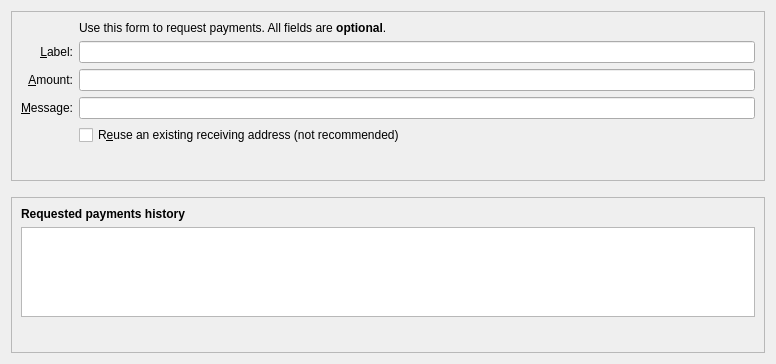
Before: the Qt Designer form src/qt/forms/receivecoinsdialog.ui in IttriumCore/ittrium, drawn with Qt 5.
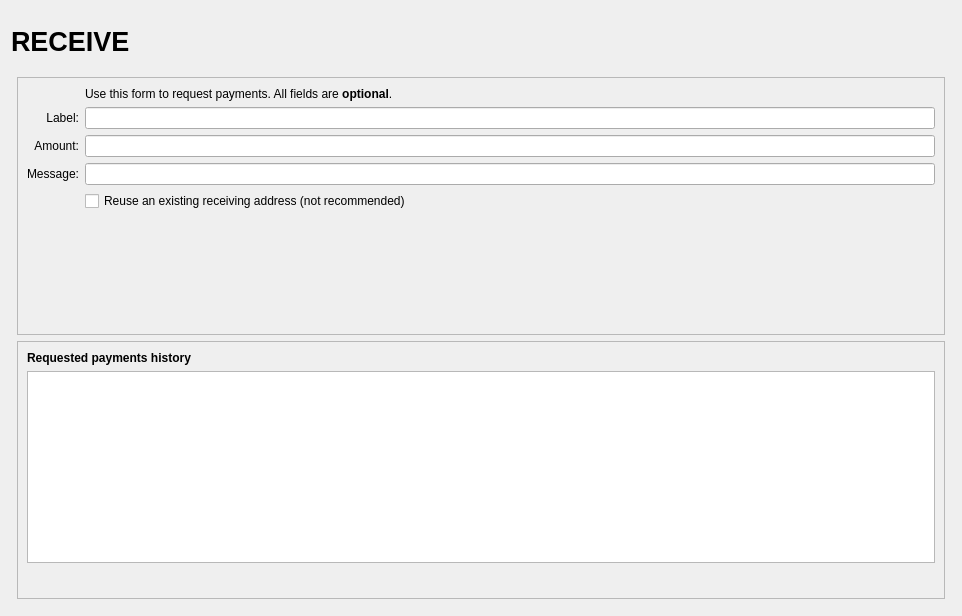
After: the same form once the commit is applied. Icons and pictures are not drawn. Custom widgets are drawn as their Qt base class.

What changed in the file:
```diff
--- a/src/qt/forms/receivecoinsdialog.ui
+++ b/src/qt/forms/receivecoinsdialog.ui
@@ -6,11 +6,119 @@
    <rect>
     <x>0</x>
     <y>0</y>
-    <width>776</width>
-    <height>364</height>
+    <width>962</width>
+    <height>616</height>
    </rect>
   </property>
-  <layout class="QVBoxLayout" name="verticalLayout" stretch="0,0,1">
+  <layout class="QVBoxLayout" name="verticalLayout" stretch="0">
+   <item>
+    <layout class="QVBoxLayout" name="verticalLayout_Master" stretch="0">
+     <property name="spacing">
+      <number>0</number>
+     </property>
+     <item>
+      <widget class="QFrame" name="frame_Header">
+       <layout class="QVBoxLayout" name="verticalLayout_8">
+        <property name="leftMargin">
+         <number>0</number>
+        </property>
+        <property name="topMargin">
+         <number>0</number>
+        </property>
+        <property name="rightMargin">
+         <number>0</number>
+        </property>
+        <property name="bottomMargin">
+         <number>0</number>
+        </property>
+        <item>
+         <layout class="QHBoxLayout" name="horizontalLayout_Header" stretch="1,0,1">
+          <item>
+           <widget class="QLabel" name="labelOverviewHeaderLeft">
+            <property name="minimumSize">
+             <size>
+              <width>464</width>
+              <height>60</height>
+             </size>
+            </property>
+            <property name="maximumSize">
+             <size>
+              <width>16777215</width>
+              <height>60</height>
+             </size>
+            </property>
+            <property name="font">
+             <font>
+              <pointsize>20</pointsize>
+              <weight>75</weight>
+              <bold>true</bold>
+             </font>
+            </property>
+            <property name="text">
+             <string>RECEIVE</string>
+            </property>
+           </widget>
+          </item>
+          <item>
+           <spacer name="horizontalSpacer_3">
+            <property name="orientation">
+             <enum>Qt::Horizontal</enum>
+            </property>
+            <property name="sizeHint" stdset="0">
+             <size>
+              <width>40</width>
+              <height>20</height>
+             </size>
+            </property>
+           </spacer>
+          </item>
+          <item>
+           <widget class="QLabel" name="labelOverviewHeaderRight">
+            <property name="minimumSize">
+             <size>
+              <width>464</width>
+              <height>60</height>
+             </size>
+            </property>
+            <property name="maximumSize">
+             <size>
+              <width>16777215</width>
+              <height>60</height>
+             </size>
+            </property>
+            <property name="font">
+             <font>
+              <pointsize>14</pointsize>
+             </font>
+            </property>
+            <property name="text">
+             <string/>
+            </property>
+            <property name="alignment">
+             <set>Qt::AlignRight|Qt::AlignTrailing|Qt::AlignVCenter</set>
+            </property>
+           </widget>
+          </item>
+         </layout>
+        </item>
+       </layout>
+      </widget>
+     </item>
+     <item>
+      <widget class="QFrame" name="frame_BG">
+       <layout class="QVBoxLayout" name="verticalLayout_5">
+        <property name="leftMargin">
+         <number>6</number>
+        </property>
+        <property name="topMargin">
+         <number>6</number>
+        </property>
+        <property name="rightMargin">
+         <number>6</number>
+        </property>
+        <property name="bottomMargin">
+         <number>6</number>
+        </property>
    <item>
     <widget class="QFrame" name="frame2">
      <property name="sizePolicy">
@@ -34,7 +142,7 @@
            <string>Reuse one of the previously used receiving addresses.&lt;br&gt;Reusing addresses has security and privacy issues.&lt;br&gt;Do not use this unless re-generating a payment request made before.</string>
           </property>
           <property name="text">
-           <string>R&amp;euse an existing receiving address (not recommended)</string>
+                <string>Reuse an existing receiving address (not recommended)</string>
           </property>
          </widget>
         </item>
@@ -51,7 +159,7 @@
            <string>An optional message to attach to the payment request, which will be displayed when the request is opened. Note: The message will not be sent with the payment over the Ittrium network.</string>
           </property>
           <property name="text">
-           <string>&amp;Message:</string>
+                <string>Message:</string>
           </property>
           <property name="alignment">
            <set>Qt::AlignRight|Qt::AlignTrailing|Qt::AlignVCenter</set>
@@ -88,7 +196,7 @@
            <string>An optional label to associate with the new receiving address.</string>
           </property>
           <property name="text">
-           <string>&amp;Label:</string>
+                <string>Label:</string>
           </property>
           <property name="alignment">
            <set>Qt::AlignRight|Qt::AlignTrailing|Qt::AlignVCenter</set>
@@ -104,7 +212,7 @@
            <string>An optional amount to request. Leave this empty or zero to not request a specific amount.</string>
           </property>
           <property name="text">
-           <string>&amp;Amount:</string>
+                <string>Amount:</string>
           </property>
           <property name="alignment">
            <set>Qt::AlignRight|Qt::AlignTrailing|Qt::AlignVCenter</set>
@@ -138,7 +246,7 @@
              </size>
             </property>
             <property name="text" stdset="0">
-             <string>Generate Address</string>
+                  <string>Request payment</string>
             </property>
             <property name="icon" stdset="0">
              <iconset resource="../ittrium.qrc">
@@ -184,30 +292,23 @@
           </item>
          </layout>
         </item>
-        <item row="8" column="0">
-         <widget class="QLabel" name="label_7">
-          <property name="text">
-           <string/>
-          </property>
-         </widget>
-        </item>
-       </layout>
-      </item>
-     </layout>
-    </widget>
-   </item>
-   <item>
-    <spacer name="verticalSpacer_2">
+             <item row="9" column="2">
+              <spacer name="verticalSpacer">
      <property name="orientation">
       <enum>Qt::Vertical</enum>
      </property>
      <property name="sizeHint" stdset="0">
       <size>
        <width>20</width>
-       <height>10</height>
+                 <height>40</height>
       </size>
      </property>
     </spacer>
+             </item>
+            </layout>
+           </item>
+          </layout>
+         </widget>
    </item>
    <item>
     <widget class="QFrame" name="frame">
@@ -346,6 +447,11 @@
       </item>
      </layout>
     </widget>
+        </item>
+       </layout>
+      </widget>
+     </item>
+    </layout>
    </item>
   </layout>
  </widget>
```
Left out of the diff: 7 changed lines with no effect on the pictures. Lines whose indentation alone changed are shown as unchanged.
